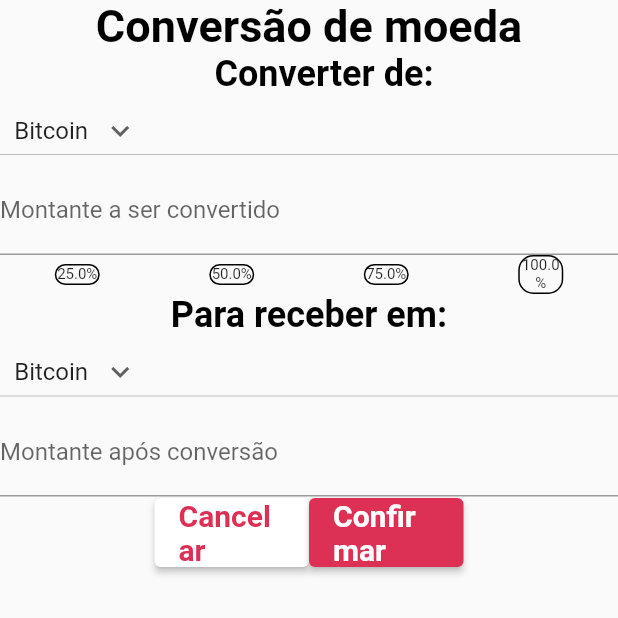
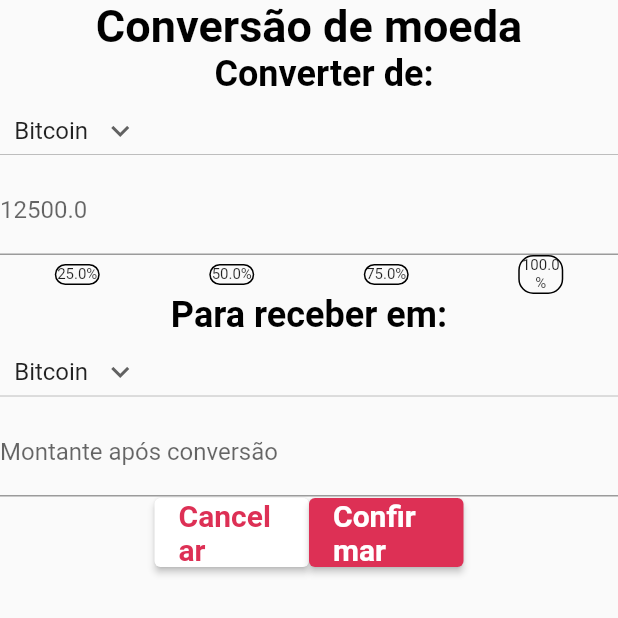
Before and after one commit to BrunoSabadini/WorkTestProject, a Flutter app: the CoinsConversionWidget screen opened by its route, after a tap on an icon or button, on a phone screen of 412 x 824 dp, the top half of it. Run offline on Flutter 3.47's test engine with Material 2 defaults, Android fonts, the phone set to English and light mode, and no system bars; our stand-ins replace syncfusion_flutter_charts; missing offline and left inert: dart:js.

Commit message:
Alterations in the coin conversion logic

```diff
--- a/lib/Models/ChartModel.dart
+++ b/lib/Models/ChartModel.dart
@@ -13,7 +13,6 @@ class ChartModelWidget extends StatefulWidget {
 class ChartModelState extends State<ChartModelWidget> {
   List<ChartSampleData> chartData = <ChartSampleData>[];
   bool changeChartType = true;
-  List randomNumber = [];
 
   @override
   initState() {
@@ -28,11 +27,9 @@ class ChartModelState extends State<ChartModelWidget> {
     for (var i = 0; i < numberOfSpots; i++) {
       var randomNumberGenerator = Random();
       final date = nowTime.subtract(Duration(days: i));
-
       final ChartSampleData chart = ChartSampleData(
           x: date, yValue: randomNumberGenerator.nextInt(1000).toDouble());
       test.add(chart);
-      randomNumber.add(randomNumberGenerator);
     }
     return test;
   }
--- a/lib/Models/CoinConversion.dart
+++ b/lib/Models/CoinConversion.dart
@@ -10,8 +10,12 @@ class CoinsConversionWidget extends StatefulWidget {
 }
 
 class CoinsConversionState extends State<CoinsConversionWidget> {
-  String dropdownvalue = 'Bitcoin';
+  String selectWichCoinConvert = 'Bitcoin';
+  String selectToWichCoinConvert = 'Bitcoin';
   dynamic textFieldConversionAmount = TextEditingController();
+  double coinAmountToReturnAccordingToPercentage = 0;
+  String textselectWichCoinConvert = "Montante a ser convertido";
+  String textToWhatCoinWillBeConverted = "Montante após conversão";
 
   var items = [
     'Bitcoin',
@@ -19,7 +23,12 @@ class CoinsConversionState extends State<CoinsConversionWidget> {
     'Litecoin',
   ];
 
-  Widget percetageToConvertCoin(double percentage) {
+  Widget percetageToConvertCoin(double percentage,
+      {String wichCoinConvert = "", double amountToReturn = 0}) {
+    wichCoinConvert = selectWichCoinConvert;
+    Provider.of<StateController>(context, listen: false).pickWhichCoinConvert =
+        wichCoinConvert;
+
     return Center(
         child: Container(
             width: 30,
@@ -30,10 +39,24 @@ class CoinsConversionState extends State<CoinsConversionWidget> {
                           .percentageToConvert = percentage;
                       Provider.of<StateController>(context, listen: false)
                           .coinAmountConversion();
+                      amountToReturn =
+                          Provider.of<StateController>(context, listen: false)
+                              .coinAmountConversion();
+                      coinAmountToReturnAccordingToPercentage = amountToReturn;
+                      setState(() {
+                        textselectWichCoinConvert =
+                            coinAmountToReturnAccordingToPercentage.toString();
+                      });
+                      print(Provider.of<StateController>(context, listen: false)
+                          .pickWhichCoinConvert);
+                      print(Provider.of<StateController>(context, listen: false)
+                          .percentageToConvert);
+                      print(amountToReturn);
+                      print(coinAmountToReturnAccordingToPercentage);
                     },
                     child: Container(
                         child: Text(
-                          "${percentage}" + "%",
+                          "$percentage" "%",
                           textAlign: TextAlign.center,
                           style: const TextStyle(fontSize: 10),
                         ),
@@ -53,10 +76,11 @@ class CoinsConversionState extends State<CoinsConversionWidget> {
             color: Colors.black));
   }
 
-  Widget dropdownButton(String text, {double fontsize = 24}) {
+  Widget dropdownButton(String text, String nameOfTheCoin,
+      {double fontsize = 24}) {
     return DropdownButton(
       alignment: Alignment.center,
-      value: dropdownvalue,
+      value: nameOfTheCoin,
       icon: const Icon(Icons.keyboard_arrow_down),
       items: items.map((String items) {
         return DropdownMenuItem(
@@ -66,19 +90,19 @@ class CoinsConversionState extends State<CoinsConversionWidget> {
       }).toList(),
       onChanged: (String? newValue) {
         setState(() {
-          dropdownvalue = newValue!;
+          selectWichCoinConvert = newValue!;
         });
       },
     );
   }
 
-  Widget conversionField(String text) {
+  Widget conversionField(String textOfTheConversionsBox) {
     return TextFormField(
       controller: textFieldConversionAmount,
       keyboardType: TextInputType.number,
       decoration: InputDecoration(
         border: const UnderlineInputBorder(),
-        labelText: text,
+        labelText: textOfTheConversionsBox,
       ),
     );
   }
@@ -91,8 +115,8 @@ class CoinsConversionState extends State<CoinsConversionWidget> {
       Padding(
           padding: const EdgeInsets.fromLTRB(20, 0, 0, 0),
           child: textTitles("Converter de:")),
-      dropdownButton(dropdownvalue),
-      conversionField('Montante a ser convertido'),
+      dropdownButton(selectWichCoinConvert, selectWichCoinConvert),
+      conversionField(textselectWichCoinConvert),
       Row(children: [
         Expanded(child: percetageToConvertCoin(25)),
         Expanded(child: percetageToConvertCoin(50)),
@@ -100,8 +124,8 @@ class CoinsConversionState extends State<CoinsConversionWidget> {
         Expanded(child: percetageToConvertCoin(100))
       ]),
       textTitles("Para receber em:"),
-      dropdownButton(dropdownvalue),
-      conversionField('Montante após conversão'),
+      dropdownButton(selectToWichCoinConvert, selectToWichCoinConvert),
+      conversionField(textToWhatCoinWillBeConverted),
       Row(children: [
         Spacer(),
         Expanded(
@@ -113,11 +137,9 @@ class CoinsConversionState extends State<CoinsConversionWidget> {
                     routeNavigator: '/bitcoin')),
         Expanded(
             child: Provider.of<StateController>(context, listen: true)
-                .elevatedButton(
-          context,
-          "Confirmar",
-          width: double.infinity,
-        )),
+                .elevatedButton(context, "Confirmar",
+                    width: double.infinity,
+                    routeNavigator: '/completedConversion')),
         Spacer(),
       ]),
     ]));
--- a/lib/Models/WalletCoinsLabels.dart
+++ b/lib/Models/WalletCoinsLabels.dart
@@ -38,8 +38,9 @@ class CoinsLabelModelState extends State<CoinsLabelModelWidget> {
           title: Text(widget.coin.abreviation),
           subtitle: Text(widget.coin.name),
           trailing: Column(children: [
-            Text(Provider.of<StateController>(context, listen: true)
-                .amountFunc(widget.coin.amount)),
+            Text(Provider.of<StateController>(context, listen: true).amountFunc(
+                Provider.of<StateController>(context, listen: true)
+                    .bitcoinAmount)),
             (Provider.of<StateController>(context, listen: true)
                 .greenOrRedBackground(
                     text: "${widget.coin.variation}",
--- a/lib/StateController.dart
+++ b/lib/StateController.dart
@@ -1,3 +1,5 @@
+import 'dart:js';
+
 import 'package:flutter/material.dart';
 import 'package:intl/intl.dart' as intl;
 
@@ -9,7 +11,69 @@ class StateController with ChangeNotifier {
   String hideWallet = "----------------";
   String profit = "+R\$ 100,00";
   String remuneration = "(100% do CDI)";
-  double amount = 50000.00;
+  double bitcoinAmount = 50000.00;
+  double litecoinAmount = 50000.00;
+  double ethereumAmount = 50000.00;
+  String pickWhichCoinConvert = "aa";
+  double percentageToConvert = 0;
+
+// leading: Icon(widget.coin.icon, size: 35),
+  Widget listTile(
+    String title,
+    double trailingValue, {
+    Widget? subtitle,
+    String whatStringReturn = "R\$",
+    num? backgroundColorVerification,
+    String? textTest,
+    Icon? icon,
+  }) {
+    return ListTile(
+      leading: icon,
+      title: Text(title),
+      subtitle: subtitle,
+      trailing: greenOrRedBackground(
+          text: numberFormatConversion(trailingValue,
+              whatStringReturn: whatStringReturn),
+          backgroundColorVerification: backgroundColorVerification),
+      contentPadding:
+          const EdgeInsets.symmetric(horizontal: 16.0, vertical: 10.0),
+    );
+  }
+
+// 'Bitcoin',
+//     'Ethereum',
+//     'Litecoin',
+
+  wichCoinConvert() {
+    if (pickWhichCoinConvert == 'Bitcoin') {
+      return bitcoinAmount;
+    }
+    if (pickWhichCoinConvert == 'Ethereum') {
+      return ethereumAmount;
+    }
+    if (pickWhichCoinConvert == 'Litecoin') {
+      return ethereumAmount;
+    } else {
+      return print("Correct the coin conversion");
+    }
+  }
+
+  double coinAmountConversion() {
+    if (percentageToConvert == 25) {
+      return wichCoinConvert() * 0.25;
+    }
+    if (percentageToConvert == 50) {
+      return wichCoinConvert() * 0.50;
+    }
+    if (percentageToConvert == 75) {
+      return wichCoinConvert() * 0.75;
+    }
+    if (percentageToConvert == 100) {
+      return wichCoinConvert() * 1;
+    } else {
+      return 0;
+    }
+  }
 
   Widget greenOrRedBackground(
       {String text = "", num? backgroundColorVerification}) {
@@ -90,9 +154,9 @@ class StateController with ChangeNotifier {
     }
   }
 
-  amountFunc(double amount) {
+  amountFunc(double bitcoinAmount) {
     if (showHide == false) {
-      return numberFormatConversion(amount);
+      return numberFormatConversion(bitcoinAmount);
     } else {
       return hideWallet;
     }
--- a/lib/WalletPage/Wallet.dart
+++ b/lib/WalletPage/Wallet.dart
@@ -25,7 +25,7 @@ class WalletAmountState extends State<WalletAmountWidget> {
             children: [
               Expanded(
                   child: Text(
-                      AppLocalizations.of(context)!
+                      AppLocalizations.of(context)
                           .wallet, // Deixei "Carteira" mesmo em inglês porque ele reconhece que estou usando inglês
                       style: const TextStyle(
                           fontSize: 29, fontWeight: FontWeight.bold))),
--- a/lib/WalletPage/WalletBuild.dart
+++ b/lib/WalletPage/WalletBuild.dart
@@ -5,7 +5,19 @@ import 'package:work_project/TabBar.dart';
 import 'package:work_project/l10n/app_localizations.dart';
 import 'package:work_project/routeGenerator.dart';
 
+import '../StateController.dart';
+
 class HomeScreenStructureState extends State<HomeScreenStructureWidget> {
+  final controller = StateController();
+
+  @override
+  void initState() {
+    super.initState();
+    controller.addListener(() {
+      setState(() {});
+    });
+  }
+
   @override
   Widget build(BuildContext context) {
     return MaterialApp(
--- a/lib/routeGenerator.dart
+++ b/lib/routeGenerator.dart
@@ -1,6 +1,7 @@
 import 'package:flutter/material.dart';
 import 'package:work_project/CoinsDataToFutureAPI.dart';
 import 'package:work_project/Models/CoinConversion.dart';
+import 'Models/CompletedConversionScreen.dart';
 import 'Models/WalletDetailsPageModel.dart';
 
 class RouteGenerator {
@@ -52,6 +53,8 @@ class RouteGenerator {
         );
       case '/conversion':
         return MaterialPageRoute(builder: (_) => CoinsConversionWidget());
+      case '/completedConversion':
+        return MaterialPageRoute(builder: (_) => TabBarState());
     }
     return _errorRoute();
     // If there is no such named route in the switch statement
```
Also changed, not shown: lib/Models/CompletedConversionScreen.dart (added, +12 -0 lines), lib/Models/Transactions.dart (added, +32 -0 lines), lib/Models/WalletDetailsPageModel.dart (+10 -23 lines), lib/TabBar.dart (+3 -4 lines).
